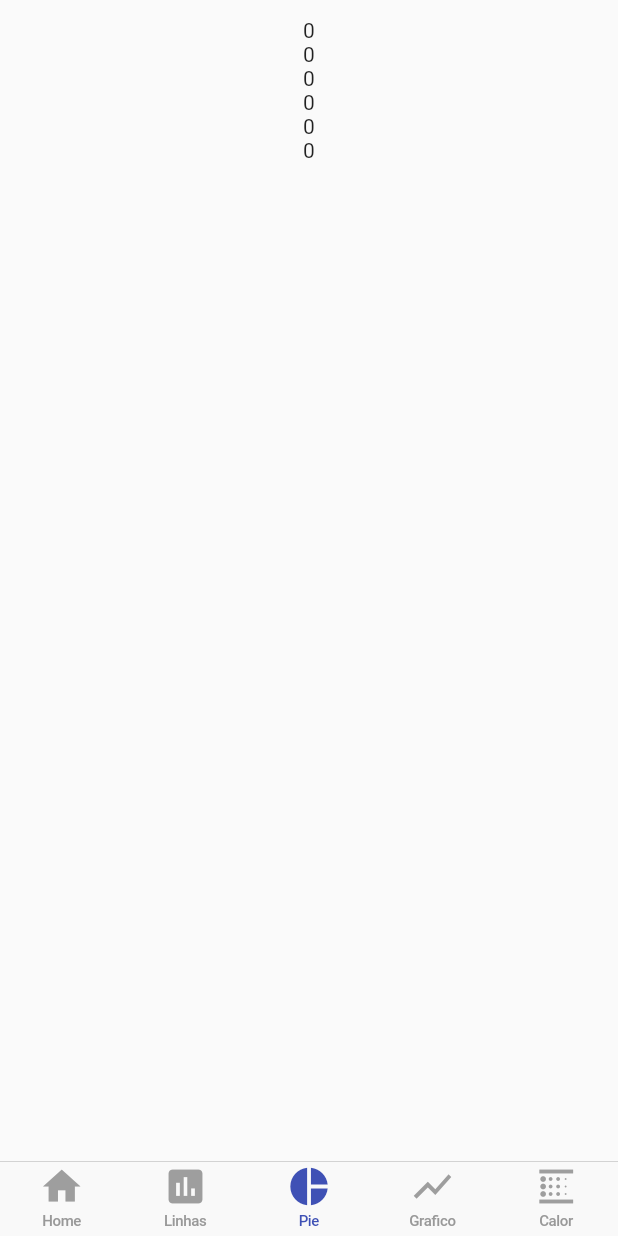
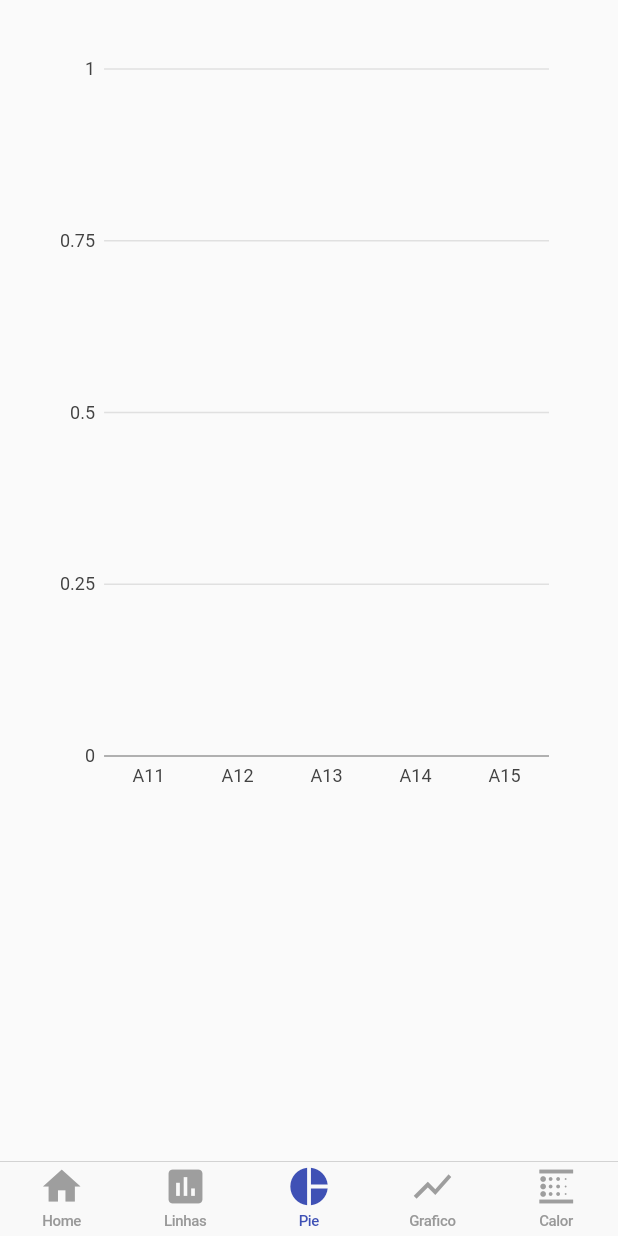
Before and after one commit to njamhour/Linkatech-TCC, a Flutter app: the screen it shows once a user with an empty profile is signed in, item 3 of the bottom bar chosen, on a phone screen of 412 x 824 dp. Run offline on Flutter 3.47's test engine with Material 2 defaults, Android fonts, the phone set to English and light mode, and no system bars; our stand-ins replace charts_flutter, cloud_firestore, firebase_auth, google_sign_in, sqflite; missing offline and left inert: flutter_facebook_login; accounts and stored records are empty.

Commit message:
Grafico Barras ok

```diff
--- a/LinkaTech-Flutter-Firebase/linkatech_ff/lib/app/home/home_page.dart
+++ b/LinkaTech-Flutter-Firebase/linkatech_ff/lib/app/home/home_page.dart
@@ -27,7 +27,8 @@ class _HomePageState extends State<HomePage> {
   Map<TabItem, WidgetBuilder> get widgetBuilders {
     return {
       TabItem.home: (_) => UsersPage(),
-      TabItem.linhas: (_) => PiezoLinhasChart(), //JobsPage(),
+      // TabItem.linhas: (_) => PiezoLinhasChart(), //JobsPage(),
+      TabItem.linhas: (_) => MyHomePage(),
       TabItem.pie: (context) => PiezoPie(), //EntriesPage.create(context),
       TabItem.grafico: (_) => PiezoGrafico(), // JobsPage(),
       TabItem.calor: (_) => PiezoMapaCalor(), // AccountPage(),
--- /dev/null
+++ b/LinkaTech-Flutter-Firebase/linkatech_ff/lib/app/home/piezos/homolog/piezo_homolog_model.dart
@@ -0,0 +1,6 @@
+class Piezos {
+  Piezos(this.piezoId, this.valor, this.color);
+  final String piezoId;
+  final int valor;
+  final String color;
+}
--- a/LinkaTech-Flutter-Firebase/linkatech_ff/lib/app/home/piezos/piezo_pie.dart
+++ b/LinkaTech-Flutter-Firebase/linkatech_ff/lib/app/home/piezos/piezo_pie.dart
@@ -1,6 +1,7 @@
 import 'package:cloud_firestore/cloud_firestore.dart';
 import 'package:flutter/material.dart';
 import 'package:linkatech_ff/services/api_path.dart';
+import 'package:charts_flutter/flutter.dart' as charts;
 
 class PiezoPie extends StatefulWidget {
   @override
@@ -29,10 +30,10 @@ class _CarregarDadosFirestore extends State<PiezoPie> {
   // int i = 1;
   Widget _showDrivers() {
     if (querySnapshot != null) {
+      //return Container(
       return ListView.builder(
         primary: false,
         itemCount: 1,
-        padding: EdgeInsets.all(12),
         itemBuilder: (context, i) {
           int total = 0;
           int total2 = 0;
@@ -48,23 +49,73 @@ class _CarregarDadosFirestore extends State<PiezoPie> {
             total4 = total4 + querySnapshot.documents[i].data['A14'];
             total5 = total5 + querySnapshot.documents[i].data['A15'];
           }
+          total = (total / length).ceil();
+          total2 = (total2 / length).ceil();
+          total3 = (total3 / length).ceil();
+          total4 = (total4 / length).ceil();
+          total5 = (total5 / length).ceil();
+          int finalTotal = total + total2 + total3 + total4 + total5;
+
+          double porcentoTotal = (total * 100) / finalTotal;
+          double porcentoTotal2 = (total2 * 100) / finalTotal;
+          double porcentoTotal3 = (total3 * 100) / finalTotal;
+          double porcentoTotal4 = (total4 * 100) / finalTotal;
+          double porcentoTotal5 = (total5 * 100) / finalTotal;
+
+          // Widget build(BuildContext context) {
+          var data = [
+            PiezoPieAtributos('A11', total, Colors.black),
+            PiezoPieAtributos('A12', total2, Colors.red),
+            PiezoPieAtributos('A13', total3, Colors.green),
+            PiezoPieAtributos('A14', total4, Colors.purple),
+            PiezoPieAtributos('A15', total5, Colors.grey),
+          ];
+
+          var series = [
+            charts.Series(
+              domainFn: (PiezoPieAtributos clickData, __) => clickData.piezo,
+              measureFn: (PiezoPieAtributos clickData, __) => clickData.valor,
+              colorFn: (PiezoPieAtributos clickData, __) => clickData.color,
+              id: 'Teste',
+              data: data,
+            ),
+          ];
+
+          var chart = charts.BarChart(
+            series,
+            animate: true,
+          );
+
+          var chartWidget = Padding(
+            padding: EdgeInsets.all(32),
+            child: SizedBox(
+              height: 500,
+              child: chart,
+            ),
+          );
+
           return Column(
             children: <Widget>[
               // Text("${querySnapshot.documents[i].data['A11']}"),
-              Text(total.toString()),
-              Text(total2.toString()),
-              Text(total3.toString()),
-              Text(total4.toString()),
-              Text(total5.toString()),
-              Text(i.toString()),
+              // Text(total.toString()),
+              // Text(total2.toString()),
+              // Text(total3.toString()),
+              // Text(total4.toString()),
+              // Text(total5.toString()),
+              // Text(i.toString()),
+              chartWidget,
             ],
           );
         },
       );
+
+      //),
+      //     );
     } else {
       return Center(
         child: CircularProgressIndicator(),
       );
+    }
   }
 }
 
@@ -74,4 +125,13 @@ class _CarregarDadosFirestore extends State<PiezoPie> {
           '/linkatech/njjamhour@gmail.com/piezos/2020-10-13T07:50:55.914150/piezos')
       .getDocuments();
 }
+
+class PiezoPieAtributos {
+  final String piezo;
+  final int valor;
+  final charts.Color color;
+
+  PiezoPieAtributos(this.piezo, this.valor, Color color)
+      : this.color = charts.Color(
+            r: color.red, g: color.green, b: color.blue, a: color.alpha);
 }
```
Also changed, not shown: LinkaTech-Flutter-Firebase/linkatech_ff/lib/app/home/piezos/piezo_linhas_chart.dart (+110 -1 lines). Lines whose indentation alone changed are shown as unchanged.
